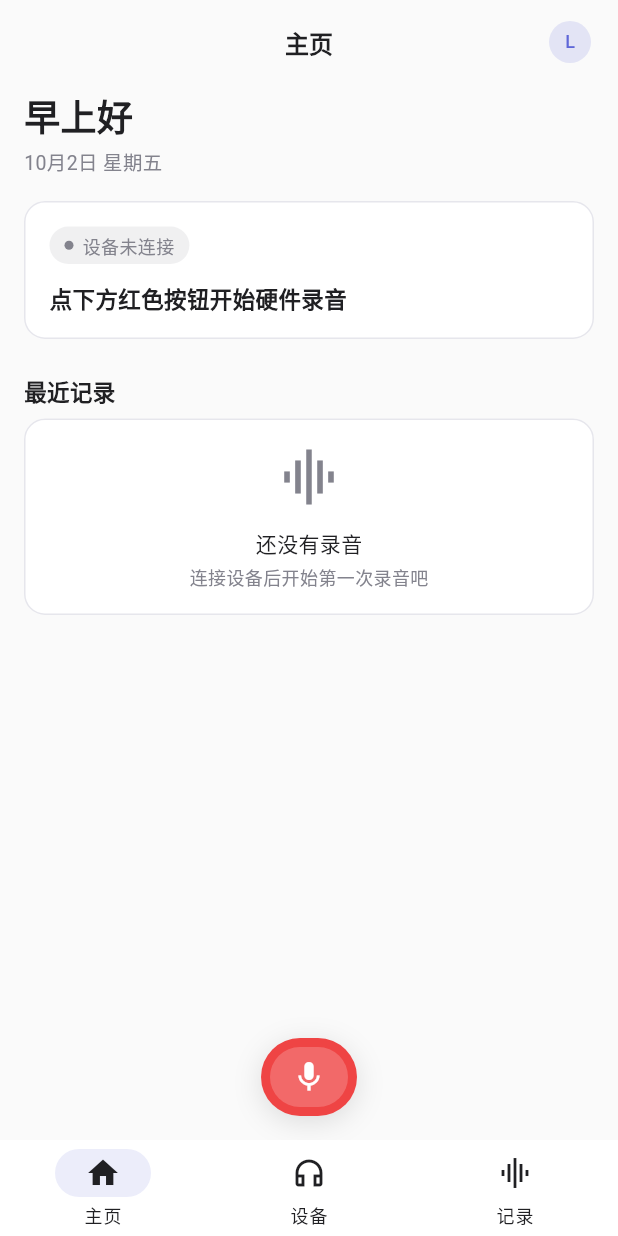
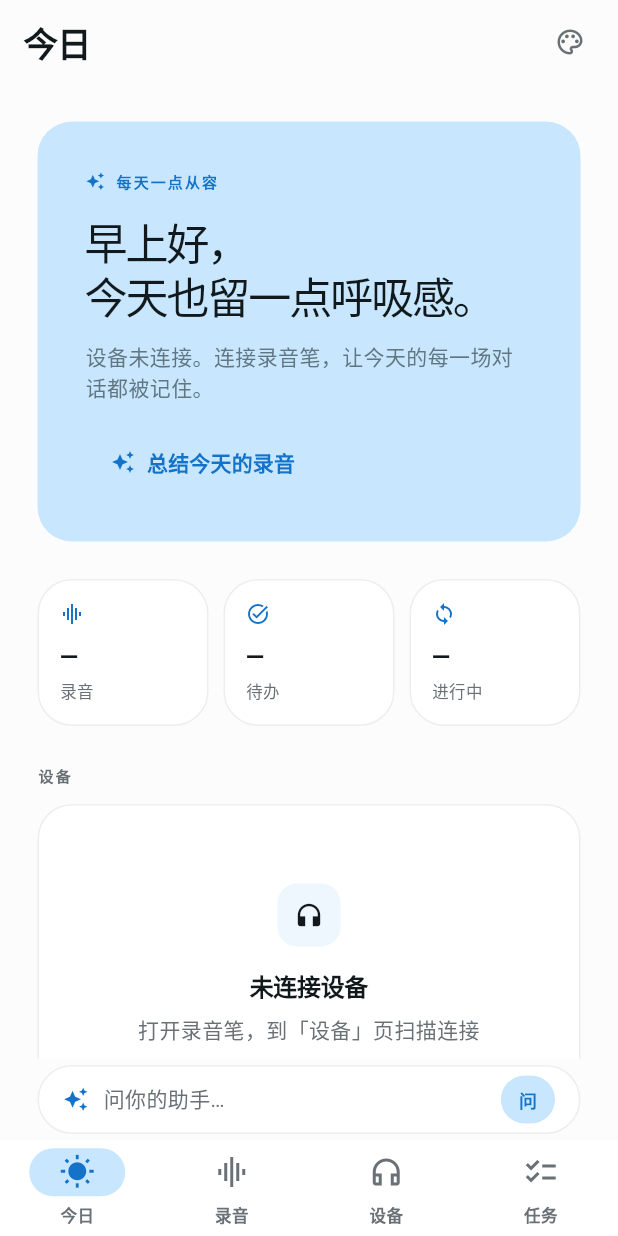
Before and after one commit to lynse-ai/lynse-main, a Flutter app: the screen it shows after launch, on a phone screen of 412 x 824 dp. Run offline on Flutter 3.47's test engine with Material 3 defaults, Android fonts, the phone set to English and light mode, and no system bars; our stand-ins replace adaptive_dialog, connectivity_plus, dashed_circular_progress_bar, device_info_plus, dio, dotted_border and 26 more; missing offline and left inert: app_settings, filesize, flutter_oss_aliyun, fluwx, in_app_purchase_storekit, markdown and 1 more; accounts and stored records are empty; network calls fail; Roboto replaces fonts that are missing (PingFang SC).

Commit message:
重构 Phase 2：助手版外壳与今日屏上线
- features/shell：四 tab 外壳（今日/录音/设备/任务）+ 常驻助手输入条（点击进全屏会话）
- features/today：问候主卡（设备状态/电量实时数据）+ 三格统计 + 设备卡 + 录音/行动项空态
- features/assistant：会话页骨架（欢迎态+输入回显，Phase 6 接 Mock 后端）
- features/recordings/device：过渡版暂嵌旧 lynse tab（Phase 3/4 换新实现）
- features/tasks：占位空态（Phase 5 落任务状态机）
- 主入口切至 /assistantShell，全局主题切 AssistantTheme（浅色画布）
- 验证：analyze 无新增问题，flutter test 全绿

```diff
--- /dev/null
+++ b/lib/features/shell/assistant_shell_page.dart
@@ -0,0 +1,143 @@
+/// 助手版外壳：今日 / 录音 / 设备 / 任务 四 tab + 常驻助手输入条。
+///
+/// 输入条是整个 app 的交互动核心（对标 OpenMUSE 的常驻 chat bar）：
+/// 点击展开全屏会话。
+library;
+
+import 'package:dting/core/services/device_session_controller.dart';
+import 'package:dting/features/device/device_page.dart';
+import 'package:dting/features/recordings/recordings_page.dart';
+import 'package:dting/features/tasks/tasks_page.dart';
+import 'package:dting/features/today/today_page.dart';
+import 'package:dting/router/modules/assistant_router.dart';
+import 'package:dting/ui/components.dart';
+import 'package:dting/ui/tokens.dart';
+import 'package:flutter/material.dart';
+import 'package:get/get.dart';
+
+class AssistantShellBinding extends Bindings {
+  @override
+  void dependencies() {
+    if (!Get.isRegistered<DeviceSessionController>()) {
+      DeviceSessionController.init().bootstrap();
+    }
+  }
+}
+
+class AssistantShellPage extends StatefulWidget {
+  const AssistantShellPage({super.key});
+
+  @override
+  State<AssistantShellPage> createState() => _AssistantShellPageState();
+}
+
+class _AssistantShellPageState extends State<AssistantShellPage> {
+  int _index = 0;
+
+  static const _titles = ['今日', '录音', '设备', '任务'];
+
+  @override
+  void initState() {
+    super.initState();
+    // 进入外壳自动重连上次连接的设备（直连失败不打扰，结果走 sessionNotice）
+    DeviceSessionController.instance.autoReconnect();
+  }
+
+  @override
+  Widget build(BuildContext context) {
+    return Scaffold(
+      appBar: AppBar(
+        title: Text(_titles[_index]),
+        actions: [
+          IconButton(
+            tooltip: '设计系统 Demo',
+            icon: const Icon(Icons.palette_outlined, size: 20, color: LColors.muted),
+            onPressed: () => Get.toNamed('/uiDemo'),
+          ),
+          const SizedBox(width: 8),
+        ],
+      ),
+      body: IndexedStack(
+        index: _index,
+        children: const [
+          TodayPage(),
+          RecordingsPage(),
+          DevicePage(),
+          TasksPage(),
+        ],
+      ),
+      bottomNavigationBar: Column(
+        mainAxisSize: MainAxisSize.min,
+        children: [
+          // 常驻助手输入条：点击进入全屏会话
+          Padding(
+            padding: const EdgeInsets.fromLTRB(LSpacing.xl, 4, LSpacing.xl, 4),
+            child: _AssistantBar(
+              onTap: () => Get.toNamed(AssistantRouter.chat),
+            ),
+          ),
+          NavigationBar(
+            selectedIndex: _index,
+            onDestinationSelected: (i) => setState(() => _index = i),
+            destinations: const [
+              NavigationDestination(
+                icon: Icon(Icons.wb_sunny_outlined),
+                selectedIcon: Icon(Icons.wb_sunny),
+                label: '今日',
+              ),
+              NavigationDestination(
+                icon: Icon(Icons.graphic_eq_outlined),
+                selectedIcon: Icon(Icons.graphic_eq),
+                label: '录音',
+              ),
+              NavigationDestination(
+                icon: Icon(Icons.headphones_outlined),
+                selectedIcon: Icon(Icons.headphones),
+                label: '设备',
+              ),
+              NavigationDestination(
+                icon: Icon(Icons.checklist_outlined),
+                selectedIcon: Icon(Icons.checklist),
+                label: '任务',
+              ),
+            ],
+          ),
+        ],
+      ),
+    );
+  }
+}
+
+/// 常驻助手输入条（展示态，点击进入会话）。
+class _AssistantBar extends StatelessWidget {
+  const _AssistantBar({required this.onTap});
+
+  final VoidCallback onTap;
+
+  @override
+  Widget build(BuildContext context) {
+    return InkWell(
+      onTap: onTap,
+      borderRadius: BorderRadius.circular(LRadius.button),
+      child: Container(
+        height: 46,
+        padding: const EdgeInsets.symmetric(horizontal: 16),
+        decoration: BoxDecoration(
+          color: LColors.card,
+          borderRadius: BorderRadius.circular(LRadius.button),
+          border: Border.all(color: LColors.line),
+        ),
+        child: Row(
+          children: [
+            const Icon(Icons.auto_awesome, size: 17, color: LColors.blueDark),
+            const SizedBox(width: 10),
+            const Expanded(
+              child: Text('问你的助手…', style: LType.muted),
+            ),
+            LButton(label: '问', primary: true, small: true, onPressed: onTap),
+          ],
+        ),
+      ),
+    );
+  }
+}
--- /dev/null
+++ b/lib/features/today/today_page.dart
@@ -0,0 +1,234 @@
+/// 今日屏：助手版首页（对标 OpenMUSE TodayScreen）。
+///
+/// 结构：问候主卡（设备状态 + 主行动）→ 三格统计 → 设备卡 → 最近录音 →
+/// 行动项。录音/任务/行动项数据源在 Phase 3/5/6 接入，当前为占位空态。
+library;
+
+import 'package:dting/core/hardware/hardware_kit.dart';
+import 'package:dting/core/services/device_session_controller.dart';
+import 'package:dting/router/modules/assistant_router.dart';
+import 'package:dting/ui/components.dart';
+import 'package:dting/ui/tokens.dart';
+import 'package:flutter/material.dart';
+import 'package:get/get.dart';
+
+class TodayPage extends StatelessWidget {
+  const TodayPage({super.key});
+
+  String _greeting() {
+    final hour = DateTime.now().hour;
+    if (hour < 5) return '夜深了';
+    if (hour < 11) return '早上好';
+    if (hour < 14) return '中午好';
+    if (hour < 18) return '下午好';
+    return '晚上好';
+  }
+
+  @override
+  Widget build(BuildContext context) {
+    final session = DeviceSessionController.instance;
+    return Obx(() {
+      final device = session.connectedDevice.value;
+      final battery = session.battery.value;
+      final phase = session.connectionPhase.value;
+      final connected = device != null && phase.isUsable;
+
+      return ListView(
+        padding: const EdgeInsets.all(LSpacing.xl),
+        children: [
+          _HeroCard(
+            greeting: _greeting(),
+            connected: connected,
+            deviceName: device?.name,
+            batteryPercent: battery?.levelPercent,
+          ),
+          const SizedBox(height: LSpacing.xl),
+          const _StatRow(),
+          const SizedBox(height: LSpacing.xl),
+          const LSectionHeading(label: '设备'),
+          const SizedBox(height: 12),
+          _DeviceCard(
+            connected: connected,
+            deviceName: device?.name,
+            phase: phase,
+            batteryPercent: battery?.levelPercent,
+          ),
+          const SizedBox(height: LSpacing.xl),
+          const LSectionHeading(label: '最近录音'),
+          const SizedBox(height: 12),
+          const LCard(
+            child: LEmpty(
+              icon: Icons.graphic_eq,
+              title: '还没有录音',
+              message: '连接设备后下载的录音会出现在这里',
+            ),
+          ),
+          const SizedBox(height: LSpacing.xl),
+          const LSectionHeading(label: '行动项'),
+          const SizedBox(height: 12),
+          const LCard(
+            child: LEmpty(
+              icon: Icons.checklist,
+              title: '暂无待办',
+              message: '录音转写后助手会自动提取行动项',
+            ),
+          ),
+          const SizedBox(height: LSpacing.xl),
+        ],
+      );
+    });
+  }
+}
+
+class _HeroCard extends StatelessWidget {
+  const _HeroCard({
+    required this.greeting,
+    required this.connected,
+    this.deviceName,
+    this.batteryPercent,
+  });
+
+  final String greeting;
+  final bool connected;
+  final String? deviceName;
+  final int? batteryPercent;
+
+  @override
+  Widget build(BuildContext context) {
+    final subtitle = connected
+        ? (batteryPercent != null
+              ? '$deviceName 已连接 · 电量 $batteryPercent%'
+              : '$deviceName 已连接')
+        : '设备未连接。连接录音笔，让今天的每一场对话都被记住。';
+
+    return Container(
+      padding: const EdgeInsets.all(LSpacing.xxl),
+      decoration: BoxDecoration(
+        color: LColors.blue,
+        borderRadius: BorderRadius.circular(LRadius.card),
+      ),
+      child: Column(
+        crossAxisAlignment: CrossAxisAlignment.start,
+        children: [
+          Row(
+            children: [
+              const Icon(Icons.auto_awesome, size: 13, color: LColors.blueDark),
+              const SizedBox(width: 7),
+              Text(
+                '每天一点从容',
+                style: LType.label.copyWith(color: LColors.blueDark),
+              ),
+            ],
+          ),
+          const SizedBox(height: 15),
+          Text(
+            '$greeting，\n今天也留一点呼吸感。',
+            style: const TextStyle(
+              fontSize: 29,
+              height: 36 / 29,
+              letterSpacing: -1.7,
+              fontWeight: FontWeight.w500,
+              color: LColors.text,
+            ),
+          ),
+          const SizedBox(height: 12),
+          Text(subtitle, style: LType.muted.copyWith(color: const Color(0xFF617680))),
+          const SizedBox(height: 18),
+          Align(
+            alignment: Alignment.centerLeft,
+            child: LButton(
+              label: '总结今天的录音',
+              icon: Icons.auto_awesome,
+              primary: true,
+              onPressed: () => Get.toNamed(AssistantRouter.chat),
+            ),
+          ),
+        ],
+      ),
+    );
+  }
+}
+
+class _StatRow extends StatelessWidget {
+  const _StatRow();
+
+  @override
+  Widget build(BuildContext context) {
+    return const Row(
+      children: [
+        Expanded(child: _StatCard(icon: Icons.graphic_eq, label: '录音', value: '—')),
+        SizedBox(width: 10),
+        Expanded(child: _StatCard(icon: Icons.task_alt, label: '待办', value: '—')),
+        SizedBox(width: 10),
+        Expanded(child: _StatCard(icon: Icons.sync, label: '进行中', value: '—')),
+      ],
+    );
+  }
+}
+
+class _StatCard extends StatelessWidget {
+  const _StatCard({required this.icon, required this.label, required this.value});
+
+  final IconData icon;
+  final String label;
+  final String value;
+
+  @override
+  Widget build(BuildContext context) {
+    return LCard(
+      padding: const EdgeInsets.all(14),
+      child: Column(
+        crossAxisAlignment: CrossAxisAlignment.start,
+        children: [
+          Icon(icon, size: 16, color: LColors.blueDark),
+          const SizedBox(height: 8),
+          Text(value, style: LType.heading),
+          const SizedBox(height: 2),
+          Text(label, style: LType.small),
+        ],
+      ),
+    );
+  }
+}
+
+class _DeviceCard extends StatelessWidget {
+  const _DeviceCard({
+    required this.connected,
+    this.deviceName,
+    required this.phase,
+    this.batteryPercent,
+  });
+
+  final bool connected;
+  final String? deviceName;
+  final ConnectionPhase phase;
+  final int? batteryPercent;
+
+  @override
+  Widget build(BuildContext context) {
+    if (!connected) {
+      return LCard(
+        child: Column(
+          children: [
+            const LEmpty(
+              icon: Icons.headphones,
+              title: '未连接设备',
+              message: '打开录音笔，到「设备」页扫描连接',
+            ),
+          ],
+        ),
+      );
+    }
+    return LCard(
+      child: LLinkRow(
+        icon: Icons.headphones,
+        title: deviceName ?? '录音设备',
+        subtitle: batteryPercent != null ? '已连接 · 电量 $batteryPercent%' : '已连接',
+        onTap: () {
+          // 切到设备 tab 由 shell 层处理；这里先进入会话提供设备问答
+          Get.toNamed(AssistantRouter.chat);
+        },
+      ),
+    );
+  }
+}
--- a/lib/main.dart
+++ b/lib/main.dart
@@ -5,6 +5,7 @@ import 'package:dting/pages/home/home_index/home_observer.dart';
 import 'package:dting/plugin/nv_easy_plugin.dart';
 import 'package:dting/store/dting_store.dart';
 import 'package:dting/styles/theme.dart';
+import 'package:dting/ui/theme.dart';
 import 'package:dting/utils/color_util.dart';
 import 'package:dting/utils/local_database.dart';
 import 'package:dting/utils/local_sqldb.dart';
@@ -141,9 +142,9 @@ class MyApp extends StatelessWidget {
           supportedLocales: const [Locale('zh', 'CN')],
           locale: const Locale('zh', 'CN'),
           fallbackLocale: const Locale('zh', 'CN'),
-          theme: LynseTheme.light(),
-          darkTheme: LynseTheme.dark(),
-          themeMode: ThemeMode.light, // TODO: 设置页加「外观」三选后改为动态
+          theme: AssistantTheme.light(),
+          darkTheme: AssistantTheme.light(),
+          themeMode: ThemeMode.light, // 助手版先只做浅色（OpenMUSE 基因是浅色画布）
         );
       },
     );
--- /dev/null
+++ b/lib/router/modules/assistant_router.dart
@@ -0,0 +1,23 @@
+/// 助手版路由模块。
+library;
+
+import 'package:dting/features/assistant/assistant_chat_page.dart';
+import 'package:dting/features/shell/assistant_shell_page.dart';
+import 'package:get/get.dart';
+
+class AssistantRouter {
+  /// 助手版外壳（今日 / 录音 / 设备 / 任务 四 tab + 常驻助手输入条）
+  static final shell = '/assistantShell';
+
+  /// 助手全屏会话
+  static final chat = '/assistantChat';
+
+  static final pages = [
+    GetPage(
+      name: shell,
+      page: () => const AssistantShellPage(),
+      binding: AssistantShellBinding(),
+    ),
+    GetPage(name: chat, page: () => const AssistantChatPage()),
+  ];
+}
--- a/lib/router/router.dart
+++ b/lib/router/router.dart
@@ -1,3 +1,4 @@
+import 'package:dting/router/modules/assistant_router.dart';
 import 'package:dting/router/modules/device_router.dart';
 import 'package:dting/router/modules/home_router.dart';
 import 'package:dting/router/modules/login_router.dart';
@@ -20,5 +21,6 @@ class AppRouter {
     ...PaymentRouter.pages,
     ...TranslateRouter.pages,
     ...LynseRouter.pages,
+    ...AssistantRouter.pages,
   ];
 }
```
Also changed, not shown: lib/features/assistant/assistant_chat_page.dart (added, +126 -0 lines), lib/features/device/device_page.dart (added, +14 -0 lines), lib/features/recordings/recordings_page.dart (added, +14 -0 lines), lib/features/tasks/tasks_page.dart (added, +25 -0 lines), lib/utils/navigation_utils.dart (+4 -4 lines).
